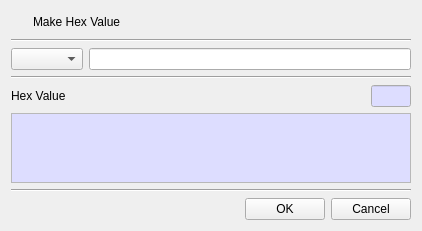
Old version of the form BerEditor/make_value_dlg.ui in the repository jykim74/BerEditor.
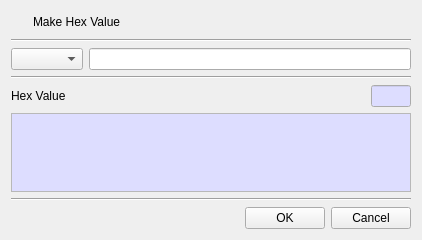
New version of the form. Icons and pictures are not drawn.

```diff
--- a/BerEditor/make_value_dlg.ui
+++ b/BerEditor/make_value_dlg.ui
@@ -7,7 +7,7 @@
     <x>0</x>
     <y>0</y>
     <width>418</width>
-    <height>230</height>
+    <height>240</height>
    </rect>
   </property>
   <property name="windowTitle">
```
Left out of the diff: 1 changed line with no effect on the pictures.
